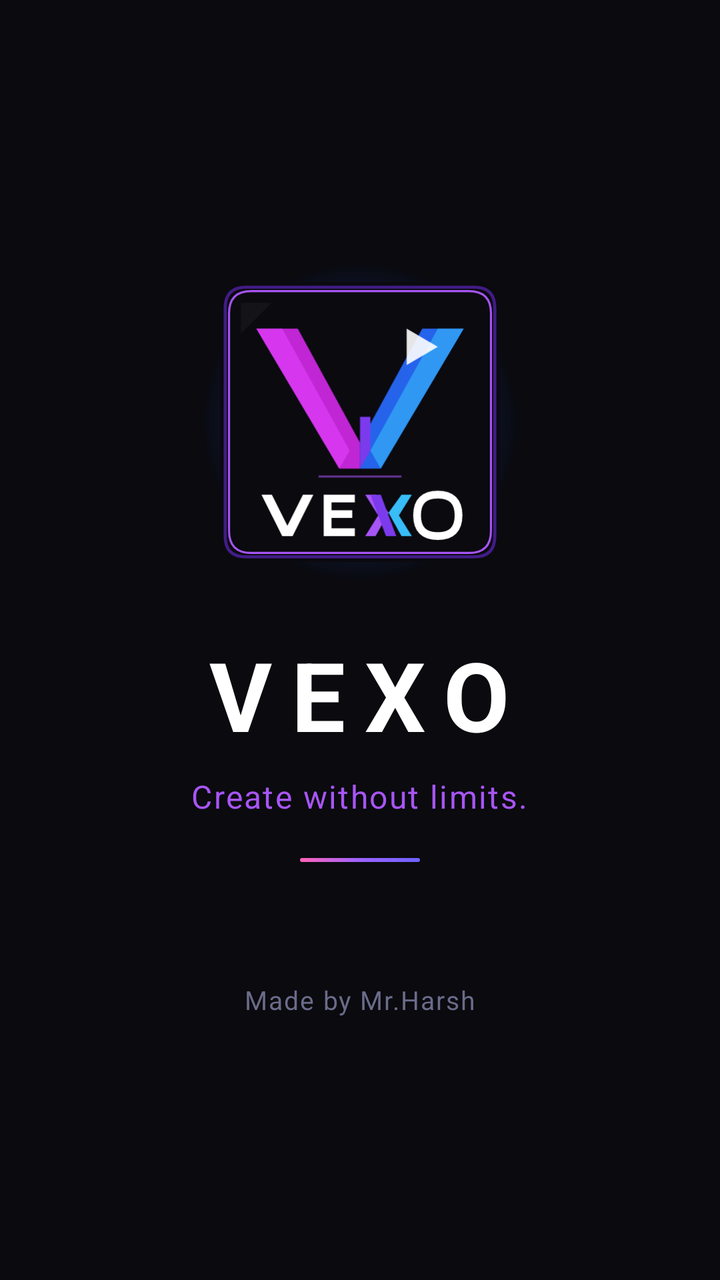
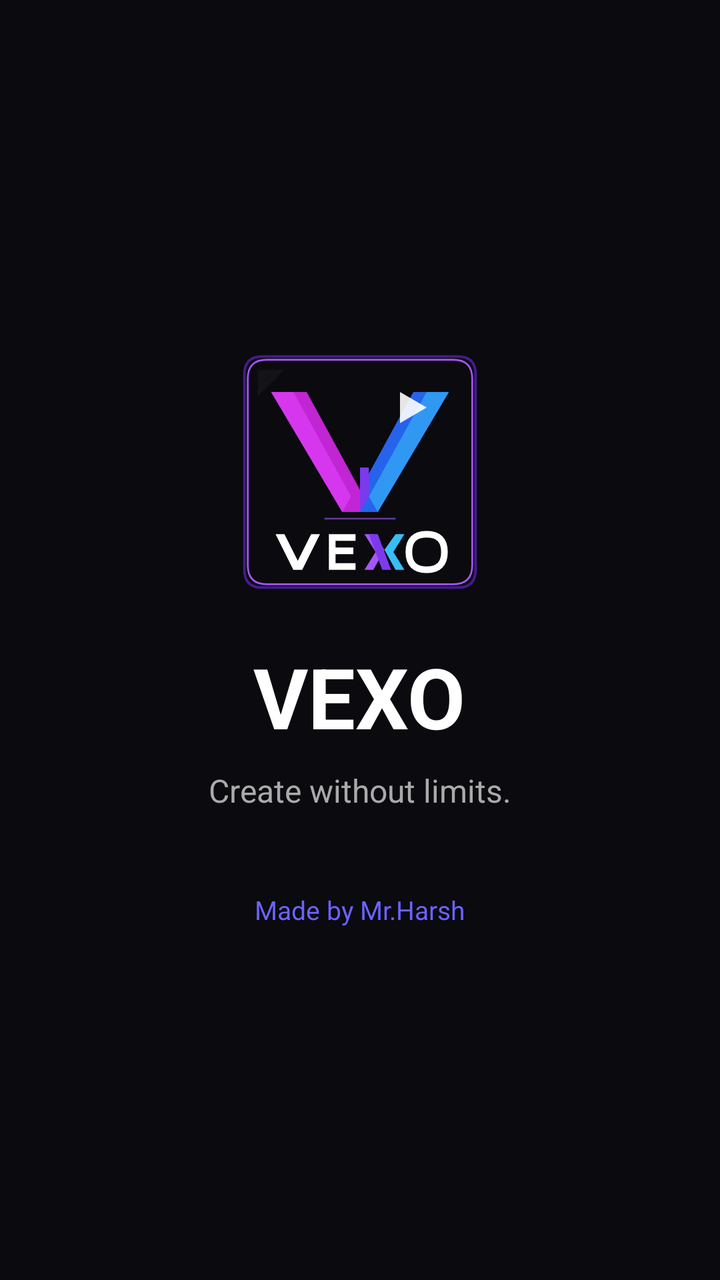

Before-and-after screenshots of an Android layout around one commit, followed by the original layout XML and the change that was made.
<!-- AndroidManifest.xml: activity theme Theme.Vexo -->
<!-- res/layout/activity_splash.xml -->
<?xml version="1.0" encoding="utf-8"?>
<LinearLayout
    xmlns:android="http://schemas.android.com/apk/res/android"
    android:layout_width="match_parent"
    android:layout_height="match_parent"
    android:background="#0A0A0F"
    android:gravity="center"
    android:orientation="vertical">

    
    <FrameLayout
        android:layout_width="160dp"
        android:layout_height="160dp"
        android:layout_gravity="center_horizontal">

        
        <View
            android:layout_width="160dp"
            android:layout_height="160dp"
            android:background="@drawable/bg_logo_glow"
            android:alpha="0.3"/>

        
        <ImageView
            android:id="@+id/ivLogo"
            android:layout_width="140dp"
            android:layout_height="140dp"
            android:layout_gravity="center"
            android:src="@drawable/ic_vexo_logo"
            android:contentDescription="VEXO"/>

    </FrameLayout>

    
    <TextView
        android:id="@+id/tvAppName"
        android:layout_width="wrap_content"
        android:layout_height="wrap_content"
        android:layout_marginTop="24dp"
        android:text="VEXO"
        android:textColor="#FFFFFF"
        android:textSize="48sp"
        android:textStyle="bold"
        android:letterSpacing="0.2"/>

    
    <TextView
        android:id="@+id/tvTagline"
        android:layout_width="wrap_content"
        android:layout_height="wrap_content"
        android:layout_marginTop="8dp"
        android:text="Create without limits."
        android:textColor="#A855F7"
        android:textSize="16sp"
        android:letterSpacing="0.05"/>

    
    <View
        android:layout_width="60dp"
        android:layout_height="2dp"
        android:layout_marginTop="20dp"
        android:background="@drawable/bg_gradient"/>

    
    <TextView
        android:id="@+id/tvMadeBy"
        android:layout_width="wrap_content"
        android:layout_height="wrap_content"
        android:layout_marginTop="60dp"
        android:text="Made by Mr.Harsh"
        android:textColor="#6B6B8A"
        android:textSize="13sp"
        android:letterSpacing="0.05"/>

</LinearLayout>
<!-- resources referenced by this layout -->
<resources>
  <!-- drawable bg_gradient (drawable) -->
  <?xml version="1.0" encoding="utf-8"?>
  <shape xmlns:android="http://schemas.android.com/apk/res/android">
      <gradient
          android:angle="135"
          android:startColor="#6C63FF"
          android:centerColor="#9D63FF"
          android:endColor="#FF63B8"
          android:type="linear"/>
      <corners android:radius="16dp"/>
  </shape>
  <!-- drawable bg_logo_glow (drawable) -->
  <?xml version="1.0" encoding="utf-8"?>
  <shape xmlns:android="http://schemas.android.com/apk/res/android"
      android:shape="oval">
      <gradient
          android:type="radial"
          android:gradientRadius="80dp"
          android:startColor="#7C3AED"
          android:centerColor="#2563EB"
          android:endColor="#00000000"/>
  </shape>
  <!-- drawable ic_vexo_logo: vector/xml drawable (drawable, 2937 chars, omitted) -->
  <style name="Theme.Vexo" parent="Theme.MaterialComponents.DayNight.NoActionBar">
          <item name="colorPrimary">@color/vexo_purple</item>
          <item name="colorPrimaryVariant">@color/vexo_purple_dark</item>
          <item name="colorOnPrimary">@color/text_primary</item>
          <item name="colorSecondary">@color/vexo_pink</item>
          <item name="android:colorBackground">@color/bg_primary</item>
          <item name="colorSurface">@color/bg_secondary</item>
          <item name="colorOnSurface">@color/text_primary</item>
          <item name="colorError">@color/error</item>
          <item name="android:statusBarColor">@color/bg_primary</item>
          <item name="android:navigationBarColor">@color/bg_primary</item>
          <item name="android:windowLightStatusBar">false</item>
          <item name="android:windowBackground">@color/bg_primary</item>
      </style>
  <color name="vexo_purple">#6C63FF</color>
  <color name="vexo_purple_dark">#4B44CC</color>
  <color name="text_primary">#FFFFFF</color>
  <color name="vexo_pink">#FF6584</color>
  <color name="bg_primary">#0A0A0F</color>
  <color name="bg_secondary">#12121A</color>
  <color name="error">#FF5252</color>
</resources>

<!-- the commit's change to res/layout/activity_splash.xml (unified diff, before → after) -->
@@ -1,75 +1,43 @@
 <?xml version="1.0" encoding="utf-8"?>
-<LinearLayout
-    xmlns:android="http://schemas.android.com/apk/res/android"
+<LinearLayout xmlns:android="http://schemas.android.com/apk/res/android"
     android:layout_width="match_parent"
     android:layout_height="match_parent"
-    android:background="#0A0A0F"
+    android:orientation="vertical"
     android:gravity="center"
-    android:orientation="vertical">
+    android:background="@color/bg_primary">
 
-    
-    <FrameLayout
-        android:layout_width="160dp"
-        android:layout_height="160dp"
-        android:layout_gravity="center_horizontal">
+    <ImageView
+        android:id="@+id/ivLogo"
+        android:layout_width="120dp"
+        android:layout_height="120dp"
+        android:src="@drawable/ic_vexo_logo"
+        android:layout_marginBottom="24dp" />
 
-        
-        <View
-            android:layout_width="160dp"
-            android:layout_height="160dp"
-            android:background="@drawable/bg_logo_glow"
-            android:alpha="0.3"/>
-
-        
-        <ImageView
-            android:id="@+id/ivLogo"
-            android:layout_width="140dp"
-            android:layout_height="140dp"
-            android:layout_gravity="center"
-            android:src="@drawable/ic_vexo_logo"
-            android:contentDescription="VEXO"/>
-
-    </FrameLayout>
-
-    
     <TextView
         android:id="@+id/tvAppName"
         android:layout_width="wrap_content"
         android:layout_height="wrap_content"
-        android:layout_marginTop="24dp"
         android:text="VEXO"
         android:textColor="#FFFFFF"
-        android:textSize="48sp"
-        android:textStyle="bold"
-        android:letterSpacing="0.2"/>
+        android:textSize="42sp"
+        android:textStyle="bold" />
 
-    
     <TextView
         android:id="@+id/tvTagline"
         android:layout_width="wrap_content"
         android:layout_height="wrap_content"
-        android:layout_marginTop="8dp"
         android:text="Create without limits."
-        android:textColor="#A855F7"
+        android:textColor="#AAAAAA"
         android:textSize="16sp"
-        android:letterSpacing="0.05"/>
+        android:layout_marginTop="8dp" />
 
-    
-    <View
-        android:layout_width="60dp"
-        android:layout_height="2dp"
-        android:layout_marginTop="20dp"
-        android:background="@drawable/bg_gradient"/>
-
-    
     <TextView
-        android:id="@+id/tvMadeBy"
+        android:id="@+id/tvCredit"
         android:layout_width="wrap_content"
         android:layout_height="wrap_content"
-        android:layout_marginTop="60dp"
         android:text="Made by Mr.Harsh"
-        android:textColor="#6B6B8A"
+        android:textColor="#6C63FF"
         android:textSize="13sp"
-        android:letterSpacing="0.05"/>
+        android:layout_marginTop="40dp" />
 
 </LinearLayout>
<!-- resource entries referenced after the edit -->
@@ -1,27 +1,6 @@
 <!-- resources referenced by this layout -->
 <resources>
-  <!-- drawable bg_gradient (drawable) -->
-  <?xml version="1.0" encoding="utf-8"?>
-  <shape xmlns:android="http://schemas.android.com/apk/res/android">
-      <gradient
-          android:angle="135"
-          android:startColor="#6C63FF"
-          android:centerColor="#9D63FF"
-          android:endColor="#FF63B8"
-          android:type="linear"/>
-      <corners android:radius="16dp"/>
-  </shape>
-  <!-- drawable bg_logo_glow (drawable) -->
-  <?xml version="1.0" encoding="utf-8"?>
-  <shape xmlns:android="http://schemas.android.com/apk/res/android"
-      android:shape="oval">
-      <gradient
-          android:type="radial"
-          android:gradientRadius="80dp"
-          android:startColor="#7C3AED"
-          android:centerColor="#2563EB"
-          android:endColor="#00000000"/>
-  </shape>
+  <color name="bg_primary">#0A0A0F</color>
   <!-- drawable ic_vexo_logo: vector/xml drawable (drawable, 2937 chars, omitted) -->
   <style name="Theme.Vexo" parent="Theme.MaterialComponents.DayNight.NoActionBar">
           <item name="colorPrimary">@color/vexo_purple</item>
@@ -41,7 +20,6 @@
   <color name="vexo_purple_dark">#4B44CC</color>
   <color name="text_primary">#FFFFFF</color>
   <color name="vexo_pink">#FF6584</color>
-  <color name="bg_primary">#0A0A0F</color>
   <color name="bg_secondary">#12121A</color>
   <color name="error">#FF5252</color>
 </resources>
